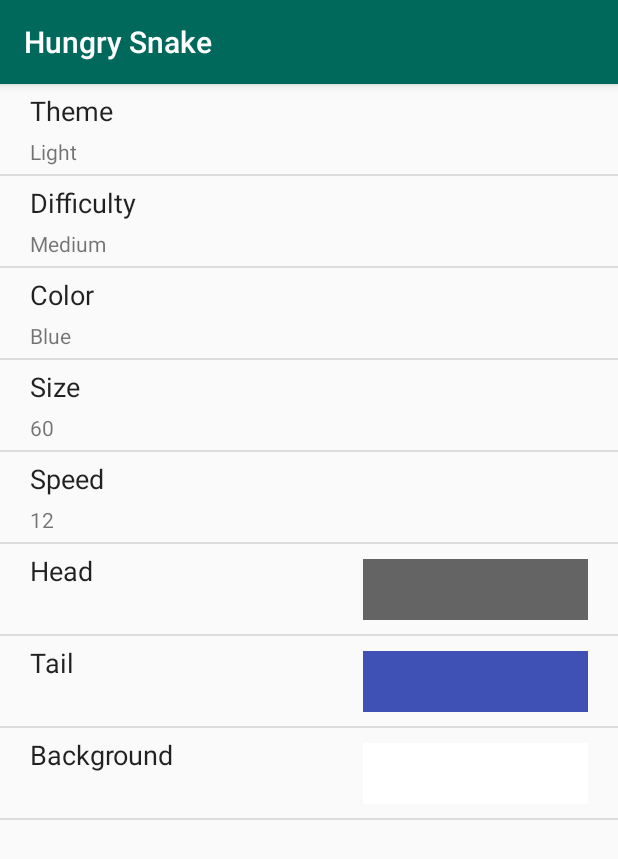
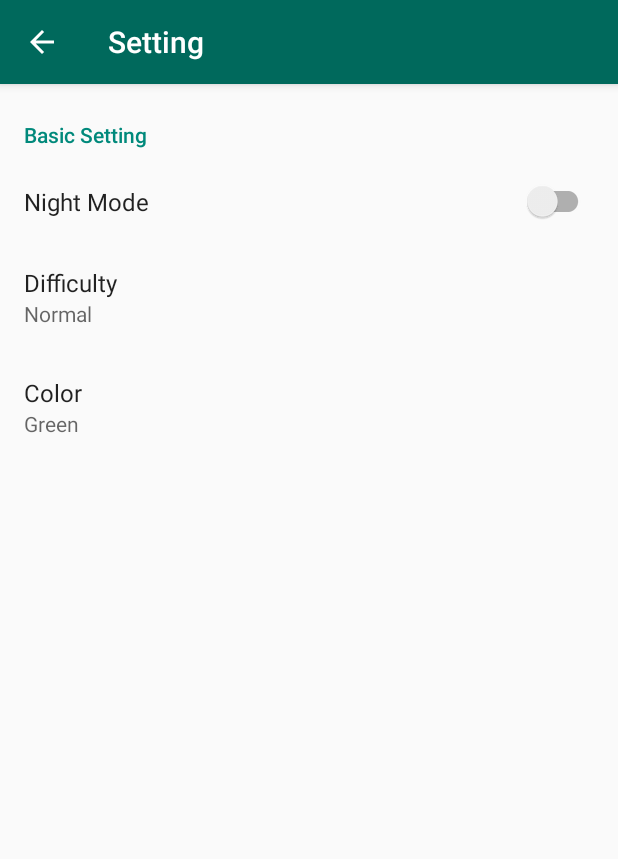
Before and after one commit to vik7am/Hungry-Snake, an Android app: the screen it shows after launch (Setting before the commit, SettingsActivity after it), after a tap on "SETTING", on a phone screen of 412 x 824 dp. Shown: the top 859 px of the screen. Run offline under Robolectric (Android 15) with nearby library versions, the phone set to English and light mode, and no system bars; our stand-ins replace androidx.preference.

Commit message:
Changed setting Activity to Preference Activity

```diff
--- a/app/src/main/AndroidManifest.xml
+++ b/app/src/main/AndroidManifest.xml
@@ -9,8 +9,10 @@
         android:roundIcon="@mipmap/ic_launcher_round"
         android:supportsRtl="true"
         android:theme="@style/AppTheme">
-        <activity android:name=".Setting"/>
-        <activity android:name=".GamePanelActivity"/>
+        <activity
+            android:name=".SettingsActivity"
+            android:label="@string/title_activity_settings"/>
+        <activity android:name=".GamePanelActivity" />
         <activity android:name=".MainActivity">
             <intent-filter>
                 <action android:name="android.intent.action.MAIN" />
--- a/app/src/main/java/com/vikrant/hungrysnake/MainActivity.java
+++ b/app/src/main/java/com/vikrant/hungrysnake/MainActivity.java
@@ -2,16 +2,15 @@ package com.vikrant.hungrysnake;
 
 import androidx.appcompat.app.AppCompatActivity;
 import androidx.appcompat.app.AppCompatDelegate;
-
 import android.os.Bundle;
 import android.app.AlertDialog;
-import android.content.Context;
 import android.content.DialogInterface;
 import android.content.DialogInterface.OnClickListener;
 import android.content.Intent;
 import android.view.Menu;
 import android.view.MenuItem;
 import android.view.View;
+import androidx.preference.PreferenceManager;
 
 public class MainActivity extends AppCompatActivity implements OnClickListener {
 
@@ -24,7 +23,7 @@ public class MainActivity extends AppCompatActivity implements OnClickListener {
     @Override
     protected void onResume() {
         super.onResume();
-        if(getSharedPreferences("GameData", Context.MODE_PRIVATE).getBoolean("NIGHT_MODE",false))
+        if(PreferenceManager.getDefaultSharedPreferences(getApplicationContext()).getBoolean("NIGHT_MODE",false))
             AppCompatDelegate.setDefaultNightMode(AppCompatDelegate.MODE_NIGHT_YES);
         else
             AppCompatDelegate.setDefaultNightMode(AppCompatDelegate.MODE_NIGHT_NO);
@@ -35,7 +34,7 @@ public class MainActivity extends AppCompatActivity implements OnClickListener {
     }
 
     public void setting(View view) {
-        startActivity(new Intent(this, Setting.class));
+        startActivity(new Intent(this, SettingsActivity.class));
     }
 
     public void exitGame(View view) {
@@ -60,7 +59,7 @@ public class MainActivity extends AppCompatActivity implements OnClickListener {
             return true;
         }
         if (id == R.id.high_score) {
-            String HIGH_SCORE=getSharedPreferences("GameData", Context.MODE_PRIVATE).getString("HIGH_SCORE", "0.0.0.0.0");
+            String HIGH_SCORE= PreferenceManager.getDefaultSharedPreferences(getApplicationContext()).getString("HIGH_SCORE", "0.0.0.0.0");
             String[] score=HIGH_SCORE.split("\\.");
             String message="Easy:          "+score[0]+"\nMedium:    "+score[1]+"\nHard:          "+score[2]+"\nVery Hard: "+score[3]+"\nCustom:     "+score[4];
             alertDialogBuilder.setMessage(message);
--- a/app/src/main/java/com/vikrant/hungrysnake/Setting.java
+++ b/app/src/main/java/com/vikrant/hungrysnake/Setting.java
@@ -1,5 +1,5 @@
 package com.vikrant.hungrysnake;
-
+/*
 import android.annotation.SuppressLint;
 import android.os.Bundle;
 import android.app.AlertDialog;
@@ -241,3 +241,4 @@ public class Setting extends AppCompatActivity{
         }
     }
 }
+*/
--- /dev/null
+++ b/app/src/main/java/com/vikrant/hungrysnake/SettingsActivity.java
@@ -0,0 +1,39 @@
+package com.vikrant.hungrysnake;
+
+import android.content.Context;
+import android.content.SharedPreferences;
+import android.os.Bundle;
+import android.widget.Toast;
+import androidx.appcompat.app.ActionBar;
+import androidx.appcompat.app.AppCompatActivity;
+import androidx.appcompat.app.AppCompatDelegate;
+import androidx.preference.Preference;
+import androidx.preference.PreferenceFragmentCompat;
+import androidx.preference.PreferenceManager;
+
+public class SettingsActivity extends AppCompatActivity {
+
+    @Override
+    protected void onCreate(Bundle savedInstanceState) {
+        super.onCreate(savedInstanceState);
+        setContentView(R.layout.settings_activity);
+        getSupportFragmentManager()
+                .beginTransaction()
+                .replace(R.id.settings, new SettingsFragment())
+                .commit();
+        ActionBar actionBar = getSupportActionBar();
+        if (actionBar != null) {
+            actionBar.setDisplayHomeAsUpEnabled(true);
+        }
+    }
+    @Override
+    protected void onResume() {
+        super.onResume();
+        if(PreferenceManager.getDefaultSharedPreferences(getApplicationContext()).getBoolean("NIGHT_MODE",false))
+            AppCompatDelegate.setDefaultNightMode(AppCompatDelegate.MODE_NIGHT_YES);
+        else
+            AppCompatDelegate.setDefaultNightMode(AppCompatDelegate.MODE_NIGHT_NO);
+    }
+
+
+}
--- /dev/null
+++ b/app/src/main/java/com/vikrant/hungrysnake/SettingsFragment.java
@@ -0,0 +1,38 @@
+package com.vikrant.hungrysnake;
+
+import android.content.Context;
+import android.content.SharedPreferences;
+import android.content.SharedPreferences.OnSharedPreferenceChangeListener;
+import android.os.Bundle;
+import android.widget.Toast;
+import androidx.appcompat.app.AppCompatDelegate;
+import androidx.preference.PreferenceFragmentCompat;
+import androidx.preference.PreferenceManager;
+
+public class SettingsFragment extends PreferenceFragmentCompat  {
+    private OnSharedPreferenceChangeListener preferenceChangeListener;
+
+    @Override
+    public void onCreatePreferences(Bundle savedInstanceState, String rootKey) {
+        setPreferencesFromResource(R.xml.root_preferences, rootKey);
+        //preferenceChangeListener =this;
+    }
+
+    /*
+    @Override
+    public void onSharedPreferenceChanged(SharedPreferences sharedPreferences, String key) {
+        Toast.makeText(getContext(),key,Toast.LENGTH_SHORT).show();
+    }*/
+
+    @Override
+    public void onPause() {
+        super.onPause();
+        //getPreferenceScreen().getSharedPreferences().unregisterOnSharedPreferenceChangeListener(preferenceChangeListener);
+    }
+
+    @Override
+    public void onResume() {
+        super.onResume();
+        //getPreferenceScreen().getSharedPreferences().registerOnSharedPreferenceChangeListener(preferenceChangeListener);
+    }
+}
--- /dev/null
+++ b/app/src/main/res/layout/settings_activity.xml
@@ -0,0 +1,9 @@
+<LinearLayout xmlns:android="http://schemas.android.com/apk/res/android"
+    android:layout_width="match_parent"
+    android:layout_height="match_parent">
+
+    <FrameLayout
+        android:id="@+id/settings"
+        android:layout_width="match_parent"
+        android:layout_height="match_parent" />
+</LinearLayout>
--- /dev/null
+++ b/app/src/main/res/values/arrays.xml
@@ -0,0 +1,28 @@
+<resources>
+    <!-- Reply Preference -->
+    <string-array name="themes">
+        <item>Light</item>
+        <item>Dark</item>
+    </string-array>
+
+    <string-array name="difficulty">
+        <item>Easy</item>
+        <item>Normal</item>
+        <item>Hard</item>
+        <item>Custom</item>
+    </string-array>
+    <string-array name="difficulty_values">
+        <item>0</item>
+        <item>1</item>
+        <item>2</item>
+        <item>3</item>
+    </string-array>
+
+    <string-array name="color">
+        <item>Red</item>
+        <item>Green</item>
+        <item>Blue</item>
+        <item>Custom</item>
+    </string-array>
+
+</resources>
--- /dev/null
+++ b/app/src/main/res/values/integers.xml
@@ -0,0 +1,4 @@
+<?xml version="1.0" encoding="utf-8"?>
+<resources>
+    <integer name="default_difficulty">1</integer>
+</resources>
--- a/app/src/main/res/values/strings.xml
+++ b/app/src/main/res/values/strings.xml
@@ -12,4 +12,21 @@
     <string name="empty"> </string>
     <string name="help">Swipe to change directtion and eat eggs to make High Score</string>
     <string name="about">Designed and Developed by\nVikrant Kataria</string>
+    <string name="title_activity_settings">Setting</string>
+
+    <!-- Preference Titles -->
+    <string name="messages_header">Basic Setting</string>
+    <string name="sync_header">Advanced Setting</string>
+
+    <!-- Messages Preferences -->
+    <string name="basic_setting1">Night Mode</string>
+    <string name="basic_setting2">Difficulty</string>
+    <string name="basic_setting3">Color</string>
+
+
+    <!-- Sync Preferences -->
+    <string name="sync_title">Sync email periodically</string>
+    <string name="attachment_title">Download incoming attachments</string>
+    <string name="attachment_summary_on">Automatically download attachments for incoming emails</string>
+    <string name="attachment_summary_off">Only download attachments when manually requested</string>
 </resources>
--- /dev/null
+++ b/app/src/main/res/xml/root_preferences.xml
@@ -0,0 +1,51 @@
+<PreferenceScreen xmlns:app="http://schemas.android.com/apk/res-auto">
+
+    <PreferenceCategory app:title="@string/messages_header" app:iconSpaceReserved="false">
+
+        <SwitchPreferenceCompat
+            app:key="NIGHT_MODE"
+            app:title="@string/basic_setting1"
+            app:iconSpaceReserved="false" />
+
+        <ListPreference
+            app:defaultValue="1"
+            app:entries="@array/difficulty"
+            app:entryValues="@array/difficulty_values"
+            app:key="difficulty"
+            app:title="@string/basic_setting2"
+            app:iconSpaceReserved="false"
+            app:useSimpleSummaryProvider="true" />
+
+        <ListPreference
+            app:defaultValue="Green"
+            app:entries="@array/color"
+            app:entryValues="@array/color"
+            app:key="color"
+            app:title="@string/basic_setting3"
+            app:iconSpaceReserved="false"
+            app:useSimpleSummaryProvider="true" />
+<!--
+        <EditTextPreference
+            app:key="signature"
+            app:title="@string/basic_setting3"
+            app:iconSpaceReserved="false"
+            app:useSimpleSummaryProvider="true" />
+
+    </PreferenceCategory>
+
+    <PreferenceCategory app:title="@string/sync_header" app:iconSpaceReserved="false">
+
+        <SwitchPreferenceCompat
+            app:key="sync"
+            app:title="@string/sync_title" />
+
+        <SwitchPreferenceCompat
+            app:dependency="sync"
+            app:key="attachment"
+            app:summaryOff="@string/attachment_summary_off"
+            app:summaryOn="@string/attachment_summary_on"
+            app:title="@string/attachment_title" />
+-->
+    </PreferenceCategory>
+
+</PreferenceScreen>
```
Also changed, not shown: app/build.gradle (+4 -3 lines), app/src/main/java/com/vikrant/hungrysnake/GameData.java (+50 -16 lines), app/src/main/java/com/vikrant/hungrysnake/GamePanel.java (+8 -7 lines), 1 other file.
